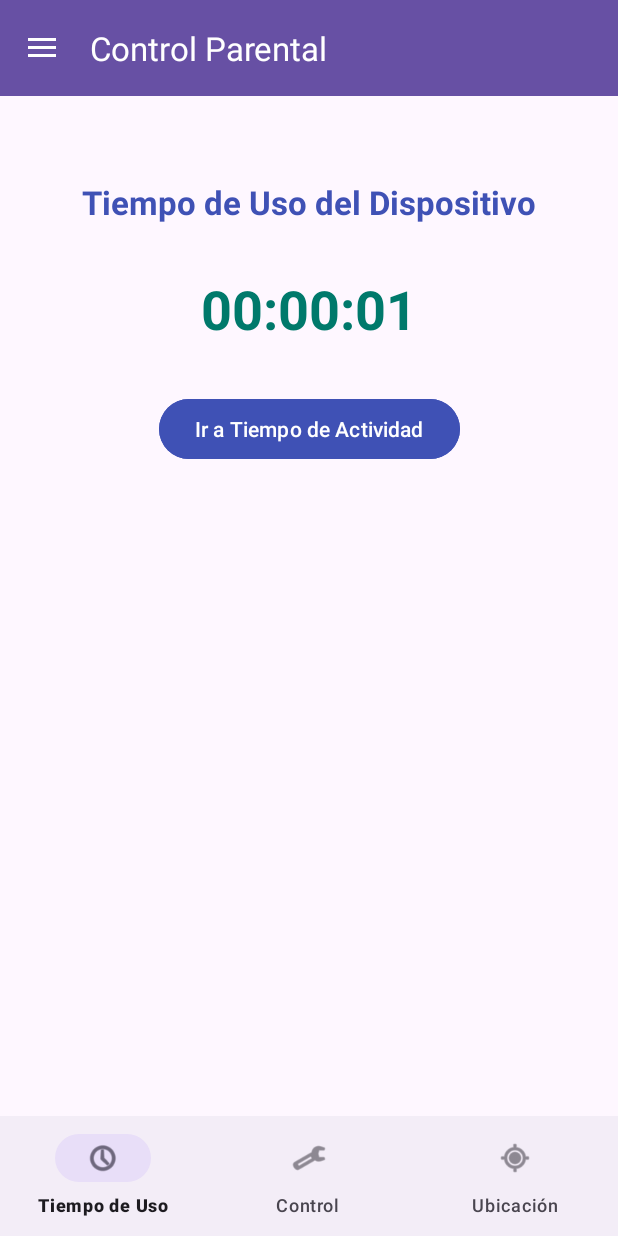
After one commit to JuaNel19/ProyectAppMovil, an Android app: the MenuTutorActivity screen opened directly, with no data from a screen before it, on a phone screen of 412 x 824 dp. The commit adds this screen. Run offline under Robolectric (Android 15) with nearby library versions, the phone set to English and light mode, and no system bars; our stand-ins replace Firebase (no records; nobody signed in at launch, a user with empty details on screens opened directly); 1 statement that could not run was skipped.

Commit message:
Pantalla Principal con BNV y side drawer, funcionalidades añadidas

```diff
--- a/app/build.gradle.kts
+++ b/app/build.gradle.kts
@@ -49,4 +49,6 @@ dependencies {
     androidTestImplementation(libs.androidx.junit)
     androidTestImplementation(libs.androidx.espresso.core)
     implementation(platform("com.google.firebase:firebase-bom:33.13.0"))
+    implementation ("com.google.zxing:core:3.5.2")
+    implementation ("com.journeyapps:zxing-android-embedded:4.3.0")
 }
--- a/app/src/main/AndroidManifest.xml
+++ b/app/src/main/AndroidManifest.xml
@@ -26,6 +26,9 @@
 
         <activity android:name=".MainActivity2" />
         <activity android:name=".TiempoActividad" />
+        <activity android:name=".MenuTutorActivity" />
+        <activity android:name=".ScanQRActivity" />
+        <activity android:name=".GenerateQRActivity" />
     </application>
 
 </manifest>
--- a/app/src/main/java/com/example/proyectito/MainActivity.kt
+++ b/app/src/main/java/com/example/proyectito/MainActivity.kt
@@ -35,7 +35,7 @@ class MainActivity : AppCompatActivity() {
             }
 
             //Saltar logeo para probar demas pantallas descomentar la linea loginUser al terminar
-            startActivity(Intent(this, TiempoActividad::class.java))
+            startActivity(Intent(this, MenuTutorActivity::class.java))
 
             //loginUser(email, password)
         }
@@ -51,7 +51,7 @@ class MainActivity : AppCompatActivity() {
             .addOnCompleteListener(this) { task ->
                 if (task.isSuccessful) {
                     // Login successful
-                    startActivity(Intent(this, TiempoActividad::class.java))
+                    startActivity(Intent(this, MenuTutorActivity::class.java))
                     finish()
                 } else {
                     // Login failed
--- a/app/src/main/java/com/example/proyectito/MainActivity2.kt
+++ b/app/src/main/java/com/example/proyectito/MainActivity2.kt
@@ -69,7 +69,7 @@ class MainActivity2 : AppCompatActivity() {
                             .set(user)
                             .addOnSuccessListener {
                                 Toast.makeText(this, "Registro exitoso", Toast.LENGTH_SHORT).show()
-                                startActivity(Intent(this, TiempoActividad::class.java))
+                                startActivity(Intent(this, MenuTutorActivity::class.java))
                                 finish()
                             }
                             .addOnFailureListener { e ->
--- /dev/null
+++ b/app/src/main/java/com/example/proyectito/MenuTutorActivity.kt
@@ -0,0 +1,133 @@
+package com.example.proyectito
+
+import android.content.Intent
+import android.os.Bundle
+import android.view.MenuItem
+import android.view.View
+import android.widget.TextView
+import androidx.appcompat.app.ActionBarDrawerToggle
+import androidx.appcompat.app.AppCompatActivity
+import androidx.core.view.GravityCompat
+import androidx.fragment.app.Fragment
+import com.google.android.material.navigation.NavigationView
+import com.google.firebase.auth.FirebaseAuth
+import com.google.firebase.firestore.FirebaseFirestore
+
+class MenuTutorActivity : AppCompatActivity(), NavigationView.OnNavigationItemSelectedListener {
+    private lateinit var auth: FirebaseAuth
+    private lateinit var db: FirebaseFirestore
+    private lateinit var toolbar: androidx.appcompat.widget.Toolbar
+    private lateinit var drawerLayout: androidx.drawerlayout.widget.DrawerLayout
+    private lateinit var navigationView: com.google.android.material.navigation.NavigationView
+    private lateinit var bottomNavigation: com.google.android.material.bottomnavigation.BottomNavigationView
+    private lateinit var userEmail: TextView
+    private lateinit var userName: TextView
+
+
+    override fun onCreate(savedInstanceState: Bundle?) {
+        super.onCreate(savedInstanceState)
+        setContentView(R.layout.activity_menu_tutor)
+
+        // Inicializar Firebase
+        auth = FirebaseAuth.getInstance()
+        db = FirebaseFirestore.getInstance()
+
+        toolbar = findViewById(R.id.toolbar)
+        drawerLayout = findViewById(R.id.drawerLayout)
+        navigationView = findViewById(R.id.navigationView)
+        bottomNavigation = findViewById(R.id.bottomNavigation)
+
+
+        // Configurar Toolbar
+        setSupportActionBar(toolbar)
+        supportActionBar?.setDisplayHomeAsUpEnabled(true)
+        supportActionBar?.setHomeAsUpIndicator(R.drawable.ic_profile)
+
+        // Configurar Navigation Drawer
+        val toggle = ActionBarDrawerToggle(
+            this,
+            drawerLayout,
+            toolbar,
+            R.string.navigation_drawer_open,
+            R.string.navigation_drawer_close
+        )
+        drawerLayout.addDrawerListener(toggle)
+        toggle.syncState()
+
+        navigationView.setNavigationItemSelectedListener(this)
+
+        // Cargar información del usuario
+        loadUserInfo()
+
+        // Configurar Bottom Navigation
+        bottomNavigation.setOnItemSelectedListener { item ->
+            when (item.itemId) {
+                R.id.nav_tiempo_uso -> {
+                    loadFragment(TiempoUsoFragment())
+                    true
+                }
+                R.id.nav_control -> {
+                    // Cargar fragmento de control
+                    true
+                }
+                R.id.nav_ubicacion -> {
+                    // Cargar fragmento de ubicación
+                    true
+                }
+                else -> false
+            }
+        }
+
+        if (savedInstanceState == null) {
+            bottomNavigation.selectedItemId = R.id.nav_tiempo_uso
+        }
+    }
+
+    private fun loadUserInfo() {
+        val currentUser = auth.currentUser
+        currentUser?.let { user ->
+            // Mostrar email en el header
+            userEmail.text = user.email
+
+            // Obtener nombre del usuario desde Firestore
+            db.collection("users").document(user.uid)
+                .get()
+                .addOnSuccessListener { document ->
+                    if (document != null && document.exists()) {
+                        val name = document.getString("name") ?: "Usuario"
+                        userName.text = name
+                    }
+                }
+        }
+    }
+
+    override fun onNavigationItemSelected(item: MenuItem): Boolean {
+        when (item.itemId) {
+            R.id.nav_add_child -> {
+                // Abrir actividad de escaneo QR
+                startActivity(Intent(this, ScanQRActivity::class.java))
+            }
+            R.id.nav_generate_code -> {
+                // Abrir actividad de generación de código QR
+                startActivity(Intent(this, GenerateQRActivity::class.java))
+            }
+        }
+
+        drawerLayout.closeDrawer(GravityCompat.START)
+        return true
+    }
+
+    private fun loadFragment(fragment: Fragment) {
+        supportFragmentManager.beginTransaction()
+            .replace(R.id.fragmentContainer, fragment)
+            .commit()
+    }
+
+    override fun onBackPressed() {
+        if (drawerLayout.isDrawerOpen(GravityCompat.START)) {
+            drawerLayout.closeDrawer(GravityCompat.START)
+        } else {
+            super.onBackPressed()
+        }
+    }
+}
--- /dev/null
+++ b/app/src/main/java/com/example/proyectito/TiempoUsoFragment.kt
@@ -0,0 +1,57 @@
+package com.example.proyectito
+
+import android.content.Intent
+import android.os.Bundle
+import android.os.Handler
+import android.os.Looper
+import android.view.LayoutInflater
+import android.view.View
+import android.view.ViewGroup
+import android.widget.Button
+import android.widget.TextView
+import androidx.fragment.app.Fragment
+
+class TiempoUsoFragment : Fragment() {
+
+    private lateinit var tiempoUsoValue: TextView
+    private lateinit var btnIrTiempoActividad: Button
+    private var segundos = 0
+    private var handler: Handler? = null
+
+    override fun onCreateView(
+        inflater: LayoutInflater, container: ViewGroup?,
+        savedInstanceState: Bundle?
+    ): View? {
+        val view = inflater.inflate(R.layout.fragment_tiempo_uso, container, false)
+        tiempoUsoValue = view.findViewById(R.id.tiempoUsoValue)
+        btnIrTiempoActividad = view.findViewById(R.id.btnIrTiempoActividad)
+
+        btnIrTiempoActividad.setOnClickListener {
+            startActivity(Intent(requireContext(), TiempoActividad::class.java))
+        }
+
+        // Simulación de tiempo de uso (puedes reemplazarlo por el real)
+        handler = Handler(Looper.getMainLooper())
+        handler?.post(object : Runnable {
+            override fun run() {
+                tiempoUsoValue.text = formatTime(segundos)
+                segundos++
+                handler?.postDelayed(this, 1000)
+            }
+        })
+
+        return view
+    }
+
+    private fun formatTime(segundos: Int): String {
+        val h = segundos / 3600
+        val m = (segundos % 3600) / 60
+        val s = segundos % 60
+        return String.format("%02d:%02d:%02d", h, m, s)
+    }
+
+    override fun onDestroyView() {
+        super.onDestroyView()
+        handler?.removeCallbacksAndMessages(null)
+    }
+}
--- /dev/null
+++ b/app/src/main/res/drawable/ic_profile.xml
@@ -0,0 +1,5 @@
+<vector xmlns:android="http://schemas.android.com/apk/res/android" android:height="24dp" android:tint="#000000" android:viewportHeight="24" android:viewportWidth="24" android:width="24dp">
+
+    <path android:fillColor="@android:color/white" android:pathData="M12,12c2.21,0 4,-1.79 4,-4s-1.79,-4 -4,-4 -4,1.79 -4,4 1.79,4 4,4zM12,14c-2.67,0 -8,1.34 -8,4v2h16v-2c0,-2.66 -5.33,-4 -8,-4z"/>
+
+</vector>
--- /dev/null
+++ b/app/src/main/res/layout/activity_menu_tutor.xml
@@ -0,0 +1,49 @@
+<?xml version="1.0" encoding="utf-8"?>
+<androidx.drawerlayout.widget.DrawerLayout xmlns:android="http://schemas.android.com/apk/res/android"
+    xmlns:app="http://schemas.android.com/apk/res-auto"
+    android:id="@+id/drawerLayout"
+    android:layout_width="match_parent"
+    android:layout_height="match_parent">
+
+    <androidx.coordinatorlayout.widget.CoordinatorLayout
+        android:layout_width="match_parent"
+        android:layout_height="match_parent">
+
+        <com.google.android.material.appbar.AppBarLayout
+            android:layout_width="match_parent"
+            android:layout_height="wrap_content">
+
+            <androidx.appcompat.widget.Toolbar
+                android:id="@+id/toolbar"
+                android:layout_width="match_parent"
+                android:layout_height="?attr/actionBarSize"
+                android:background="?attr/colorPrimary"
+                android:theme="@style/ThemeOverlay.AppCompat.Dark.ActionBar"
+                app:popupTheme="@style/ThemeOverlay.AppCompat.Light" />
+
+        </com.google.android.material.appbar.AppBarLayout>
+
+        <FrameLayout
+            android:id="@+id/fragmentContainer"
+            android:layout_width="match_parent"
+            android:layout_height="match_parent"
+            app:layout_behavior="@string/appbar_scrolling_view_behavior" />
+
+        <com.google.android.material.bottomnavigation.BottomNavigationView
+            android:id="@+id/bottomNavigation"
+            android:layout_width="match_parent"
+            android:layout_height="wrap_content"
+            android:layout_gravity="bottom"
+            app:menu="@menu/menu_tutor" />
+
+    </androidx.coordinatorlayout.widget.CoordinatorLayout>
+
+    <com.google.android.material.navigation.NavigationView
+        android:id="@+id/navigationView"
+        android:layout_width="wrap_content"
+        android:layout_height="match_parent"
+        android:layout_gravity="start"
+        app:headerLayout="@layout/nav_header"
+        app:menu="@menu/drawer_menu" />
+
+</androidx.drawerlayout.widget.DrawerLayout>
--- /dev/null
+++ b/app/src/main/res/layout/fragment_tiempo_uso.xml
@@ -0,0 +1,45 @@
+<?xml version="1.0" encoding="utf-8"?>
+<androidx.constraintlayout.widget.ConstraintLayout xmlns:android="http://schemas.android.com/apk/res/android"
+    xmlns:app="http://schemas.android.com/apk/res-auto"
+    android:layout_width="match_parent"
+    android:layout_height="match_parent"
+    android:padding="24dp">
+
+    <TextView
+        android:id="@+id/tiempoUsoTitle"
+        android:layout_width="wrap_content"
+        android:layout_height="wrap_content"
+        android:text="Tiempo de Uso del Dispositivo"
+        android:textSize="22sp"
+        android:textStyle="bold"
+        android:textColor="#3F51B5"
+        app:layout_constraintTop_toTopOf="parent"
+        app:layout_constraintStart_toStartOf="parent"
+        app:layout_constraintEnd_toEndOf="parent"
+        android:layout_marginTop="32dp"/>
+
+    <TextView
+        android:id="@+id/tiempoUsoValue"
+        android:layout_width="wrap_content"
+        android:layout_height="wrap_content"
+        android:text="00:00:00"
+        android:textSize="36sp"
+        android:textStyle="bold"
+        android:textColor="#00796B"
+        app:layout_constraintTop_toBottomOf="@id/tiempoUsoTitle"
+        app:layout_constraintStart_toStartOf="parent"
+        app:layout_constraintEnd_toEndOf="parent"
+        android:layout_marginTop="32dp"/>
+
+    <Button
+        android:id="@+id/btnIrTiempoActividad"
+        android:layout_width="wrap_content"
+        android:layout_height="wrap_content"
+        android:text="Ir a Tiempo de Actividad"
+        android:backgroundTint="#3F51B5"
+        android:textColor="@android:color/white"
+        app:layout_constraintTop_toBottomOf="@id/tiempoUsoValue"
+        app:layout_constraintStart_toStartOf="parent"
+        app:layout_constraintEnd_toEndOf="parent"
+        android:layout_marginTop="32dp"/>
+</androidx.constraintlayout.widget.ConstraintLayout>
--- /dev/null
+++ b/app/src/main/res/menu/drawer_menu.xml
@@ -0,0 +1,11 @@
+<?xml version="1.0" encoding="utf-8"?>
+<menu xmlns:android="http://schemas.android.com/apk/res/android">
+    <group android:checkableBehavior="single">
+        <item
+            android:id="@+id/nav_add_child"
+            android:title="Agregar Hijo/Hija" />
+        <item
+            android:id="@+id/nav_generate_code"
+            android:title="Generar Código de Acceso" />
+    </group>
+</menu>
--- /dev/null
+++ b/app/src/main/res/menu/menu_tutor.xml
@@ -0,0 +1,15 @@
+<?xml version="1.0" encoding="utf-8"?>
+<menu xmlns:android="http://schemas.android.com/apk/res/android">
+    <item
+        android:id="@+id/nav_tiempo_uso"
+        android:icon="@android:drawable/ic_menu_recent_history"
+        android:title="Tiempo de Uso" />
+    <item
+        android:id="@+id/nav_control"
+        android:icon="@android:drawable/ic_menu_manage"
+        android:title="Control" />
+    <item
+        android:id="@+id/nav_ubicacion"
+        android:icon="@android:drawable/ic_menu_mylocation"
+        android:title="Ubicación" />
+</menu>
--- a/app/src/main/res/values/strings.xml
+++ b/app/src/main/res/values/strings.xml
@@ -1,3 +1,5 @@
 <resources>
-    <string name="app_name">Proyectito</string>
+    <string name="app_name">Control Parental</string>
+    <string name="navigation_drawer_open">Abrir navegación</string>
+    <string name="navigation_drawer_close">Cerrar navegación</string>
 </resources>
```
Also changed, not shown: app/src/main/java/com/example/proyectito/GenerateQRActivity.kt (added, +45 -0 lines), app/src/main/java/com/example/proyectito/ScanQRActivity.kt (added, +68 -0 lines), app/src/main/res/layout/activity_generate_qr.xml (added, +41 -0 lines), app/src/main/res/layout/activity_scan_qr.xml (added, +19 -0 lines), app/src/main/res/layout/nav_header.xml (added, +32 -0 lines), build.gradle.kts (line endings or trailing spaces).
